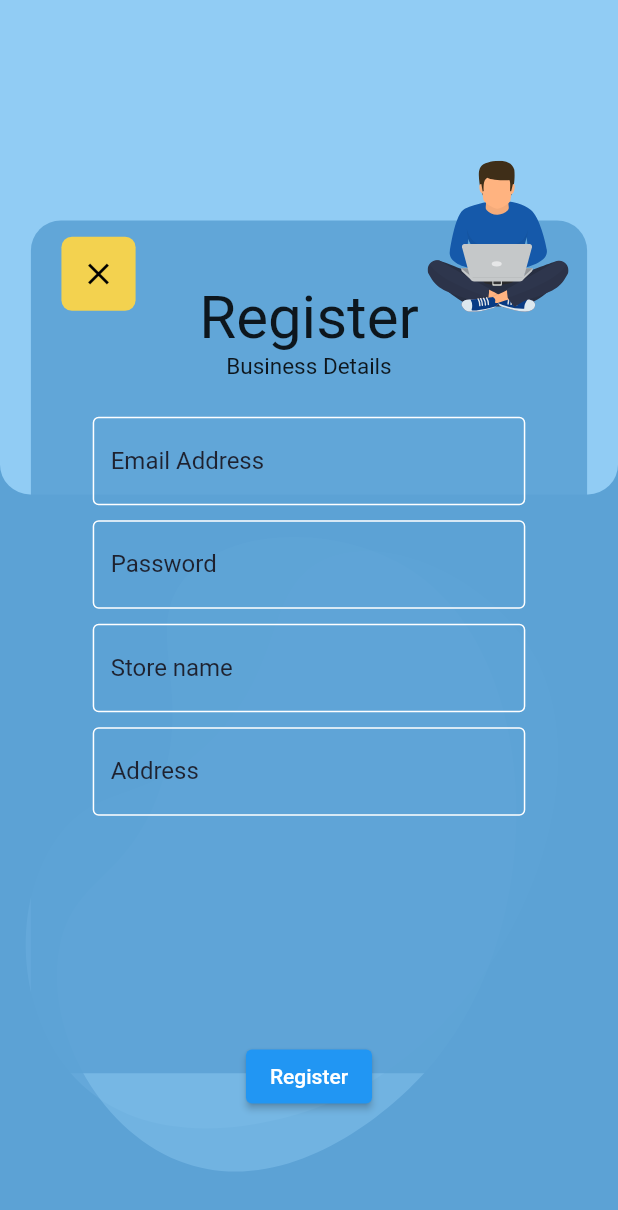
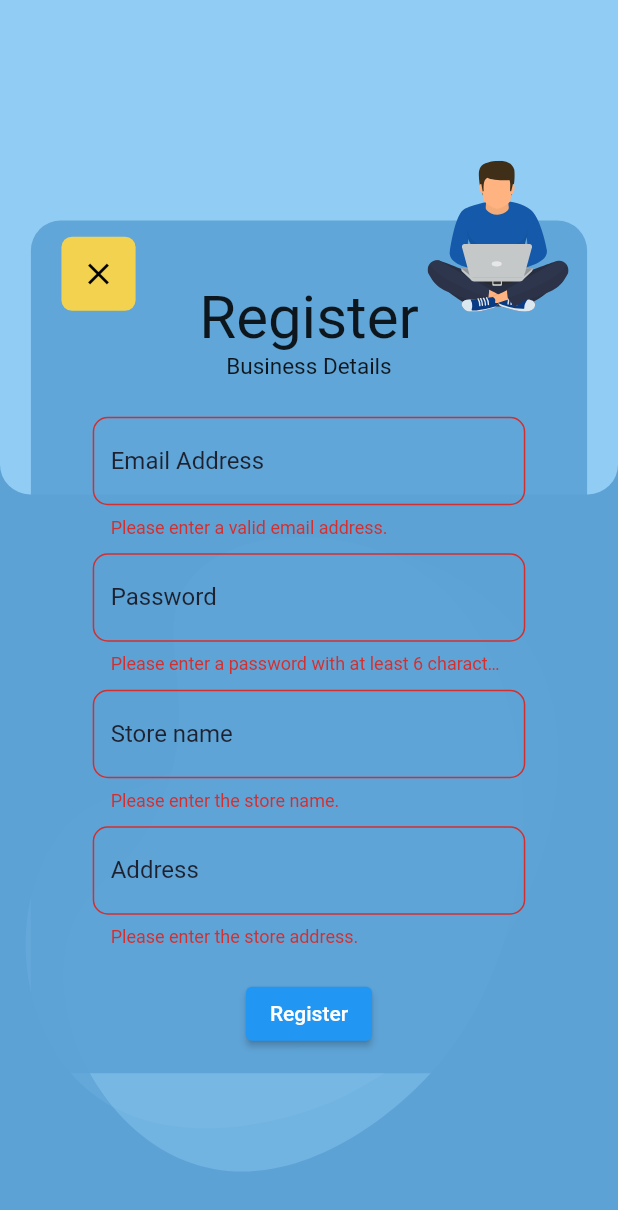
Before and after one commit to DSC-BGU/study-buddy, a Flutter app: the AuthScreen screen opened by its route, after a tap on "Register", on a phone screen of 412 x 824 dp. Shown: the top 1210 px of the screen. Run offline on Flutter 3.47's test engine with Material 2 defaults, Android fonts, the phone set to English and light mode, and no system bars; our stand-ins replace cloud_firestore, firebase_analytics, firebase_auth, firebase_core, firebase_crashlytics, firebase_storage and 7 more; missing offline and left inert: flutter_circular_slider, is_lock_screen, screen_state; accounts and stored records are empty; network calls fail; statements that could not run were skipped.

Commit message:
finish the auth screen

```diff
--- a/lib/Screens/sharedScreens/Authentication/auth_screen.dart
+++ b/lib/Screens/sharedScreens/Authentication/auth_screen.dart
@@ -104,35 +104,34 @@ class _AuthScreenState extends State<AuthScreen> {
     UserCredential authResult;
     // FirabaseStorageUtils.uploadImageToFirebase(context, _imageFile, 'test.jpg');
     try {
-        print(this.userEmail);
-        print(this.password);
-        authResult = await _auth.createUserWithEmailAndPassword(
-          email: "test@testit.com",
-          password:"123456789"
-      );
+      authResult = await _auth.createUserWithEmailAndPassword(email: userEmail, password: password);
+      print(authResult);
       await FirebaseFirestore.instance
           .collection('users')
           .doc(authResult.user.uid)
           .set({
         'username': storeName,
         'email': userEmail,
-              'points': 0, // points,
         'business': true
       });
-    } on FirebaseAuthException catch (e) {
-      print(e);
-      if (e.code == 'weak-password') {
-        print('The password provided is too weak.');
-      } else if (e.code == 'email-already-in-use') {
-        print('The account already exists for that email.');
+      await FirebaseFirestore.instance
+          .collection('stores')
+          .add({
+        'ownUser': authResult.user.uid,
+        'storeName': storeName,
+        'address': address,
+        // Temporary default picture until we will setup the files storage:
+        'imageUrl':"https://cdn-a.william-reed.com/var/wrbm_gb_food_pharma/storage/images/publications/food-beverage-nutrition/foodnavigator-asia.com/headlines/markets/can-unmanned-convenience-stores-take-off-in-indonesia-jd.com-thinks-so/8506049-1-eng-GB/Can-unmanned-convenience-stores-take-off-in-Indonesia-JD.com-thinks-so.jpg"
+      });
     }
-    } catch (e) {
+    catch (e) {
       print(e);
     }
   }
 
   @override
   Widget build(BuildContext context) {
+    final node = FocusScope.of(context);
     return Scaffold(
       backgroundColor: HexColor("#5CA2D5"),
       body: Container(
@@ -140,7 +139,8 @@ class _AuthScreenState extends State<AuthScreen> {
           return Stack(
             children: [
               Background(),
-              Container(
+              SingleChildScrollView(
+                child: Container(
                   margin: EdgeInsets.only(top: constraints.maxHeight * 0.13),
                   child: Stack(
                     children: [
@@ -151,18 +151,18 @@ class _AuthScreenState extends State<AuthScreen> {
                             margin: EdgeInsets.only(
                               top: 39.8,
                             ),
-                          height: constraints.maxHeight * 0.69,
+                            constraints: BoxConstraints(minHeight: constraints.maxHeight * 0.69),
                             width: constraints.maxWidth * 0.9,
                             decoration: BoxDecoration(
                               borderRadius: BorderRadius.circular(20),
                               color: Color.fromRGBO(92, 162, 213, 0.9),
                             ),
-                          child:
-                          Form(
+                            child: Form(
                               key: _formKey,
                               child: Container(
                                 margin: EdgeInsets.only(
                                     top: constraints.maxHeight * 0.05),
+                                child: SingleChildScrollView(
                                   child: Column(
                                     children: [
                                       Text(
@@ -184,6 +184,8 @@ class _AuthScreenState extends State<AuthScreen> {
                                             children: [
                                               Container(
                                                 child: TextFormField(
+                                                  onEditingComplete: () =>
+                                                      node.nextFocus(),
                                                   decoration: generateDecoration(
                                                       "Email Address"),
                                                   key: ValueKey('email'),
@@ -207,6 +209,8 @@ class _AuthScreenState extends State<AuthScreen> {
                                               Container(
                                                 margin: EdgeInsets.only(top: 10),
                                                 child: TextFormField(
+                                                  onEditingComplete: () =>
+                                                      node.nextFocus(),
                                                   decoration: generateDecoration(
                                                       "Password"),
                                                   key: ValueKey('password'),
@@ -218,8 +222,8 @@ class _AuthScreenState extends State<AuthScreen> {
                                                     }
                                                     return null;
                                                   },
-                                              keyboardType:
-                                                  TextInputType.visiblePassword,
+                                                  keyboardType: TextInputType
+                                                      .visiblePassword,
                                                   obscureText: true,
                                                   onSaved: (value) {
                                                     setState(() {
@@ -231,6 +235,8 @@ class _AuthScreenState extends State<AuthScreen> {
                                               Container(
                                                 margin: EdgeInsets.only(top: 10),
                                                 child: TextFormField(
+                                                  onEditingComplete: () =>
+                                                      node.nextFocus(),
                                                   decoration: generateDecoration(
                                                       "Store name"),
                                                   key: ValueKey('name'),
@@ -241,7 +247,8 @@ class _AuthScreenState extends State<AuthScreen> {
                                                     }
                                                     return null;
                                                   },
-                                              keyboardType: TextInputType.name,
+                                                  keyboardType:
+                                                      TextInputType.name,
                                                   onSaved: (value) {
                                                     setState(() {
                                                       storeName = value;
@@ -252,8 +259,10 @@ class _AuthScreenState extends State<AuthScreen> {
                                               Container(
                                                 margin: EdgeInsets.only(top: 10),
                                                 child: TextFormField(
-                                              decoration:
-                                                  generateDecoration("Address"),
+                                                  onEditingComplete: () =>
+                                                      node.nextFocus(),
+                                                  decoration: generateDecoration(
+                                                      "Address"),
                                                   key: ValueKey('Address'),
                                                   validator: (value) {
                                                     if (value.isEmpty) {
@@ -268,6 +277,22 @@ class _AuthScreenState extends State<AuthScreen> {
                                                     setState(() {
                                                       address = value;
                                                     });
+                                                  },
+                                                ),
+                                              ),
+                                              Container(
+                                                margin: EdgeInsets.only(top:20),
+                                                child: ElevatedButton(
+                                                  child: Text("Register"),
+                                                  onPressed: () {
+                                                    if (_formKey.currentState.validate()) {
+                                                      _formKey.currentState.save();
+                                                      this.register(context);
+                                                      ScaffoldMessenger.of(context)
+                                                          .showSnackBar(SnackBar(
+                                                          content:
+                                                          Text(t("Register..."))));
+                                                    }
                                                   },
                                                 ),
                                               ),
@@ -305,27 +330,8 @@ class _AuthScreenState extends State<AuthScreen> {
                                 ),
                               ),
                             ),
-                      ],
-                    ),
-                    Container(
-                      child: Padding(
-                        padding: EdgeInsets.only(bottom: constraints.maxHeight * 0.1),
-                        child: Column(
-                          mainAxisAlignment: MainAxisAlignment.end,
-                          crossAxisAlignment: CrossAxisAlignment.center,
-                          children: [
-                            Row(
-                              mainAxisAlignment: MainAxisAlignment.center,
-                              children: [
-                                ElevatedButton(
-                                  child: Text("Register"),
-                                  onPressed: (){this.register(context);},
                           ),
                         ],
-                            ),
-                          ],
-                        ),
-                      ),
                       ),
                       Container(
                         margin: EdgeInsets.symmetric(
@@ -362,6 +368,7 @@ class _AuthScreenState extends State<AuthScreen> {
                     ],
                   ),
                 ),
+              ),
             ],
           );
         }),
--- a/lib/widgets/designs/Background.dart
+++ b/lib/widgets/designs/Background.dart
@@ -15,7 +15,7 @@ class Background extends StatelessWidget {
           Column(
             children: [
               Container(
-                height: constraints.maxHeight * 0.4,
+                height:constraints.maxHeight * 0.4,
                 decoration: BoxDecoration(
                   color: HexColor("#91CCF4"),
                   borderRadius: BorderRadius.only(
@@ -28,8 +28,7 @@ class Background extends StatelessWidget {
                 height: constraints.maxHeight * 0.6,
                 child: Stack(
                   children: [
-                    FittedBox(
-                      fit: BoxFit.fill,
+                    Container(
                       child: SvgPicture.string(
                         '<svg viewBox="-32.6 331.2 487.2 597.4" ><path transform="matrix(0.325568, -0.945519, 0.945519, 0.325568, -32.59, 818.62)" d="M 133.9144439697266 4.958671092987061 C 68.59900665283203 12.76398086547852 3.221581220626831 80.36195373535156 0.115386001765728 152.5227966308594 C -3.648317575454712 239.9583435058594 85.49879455566406 299.5778503417969 144.0722503662109 321.3473815917969 C 281.8222351074219 372.5464477539063 474.8547058105469 297.8077392578125 509.3921203613281 180.7661285400391 C 529.8274536132813 111.5174255371094 496.9800415039063 19.99903297424316 441.7923583984375 2.737515449523926 C 391.4920043945313 -12.99513721466064 359.2218627929688 44.40321350097656 270.5155334472656 40.18292999267578 C 199.6452331542969 36.81270980834961 187.1434631347656 -1.400654911994934 133.9144439697266 4.958671092987061 Z" fill="#91ccf4" fill-opacity="0.4" stroke="none" stroke-width="1" stroke-opacity="0.4" stroke-miterlimit="10" stroke-linecap="butt" /></svg>',
                         allowDrawingOutsideViewBox: false,
--- a/pubspec.yaml
+++ b/pubspec.yaml
@@ -26,11 +26,10 @@ dependencies:
   flutter_localizations:
     sdk: flutter
   # fire vase:
-  firebase_core: ^1.0.0
-  # Add the dependency for the FlutterFire plugin for Google Analytics
+  firebase_core: ^1.1.0  # Add the dependency for the FlutterFire plugin for Google Analytics
   firebase_analytics: ^8.0.3
   firebase_auth:  ^1.1.3
-  firebase_storage: ^8.0.0
+  firebase_storage: ^8.0.5
   firebase_crashlytics: ^2.0.2
   google_sign_in: ^5.0.2
   qr_flutter: ^4.0.0
```
Lines whose indentation alone changed are shown as unchanged.
